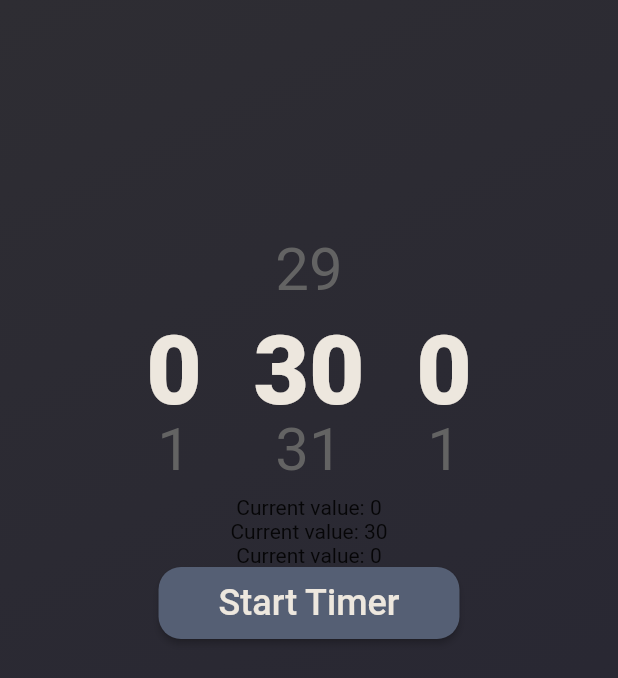
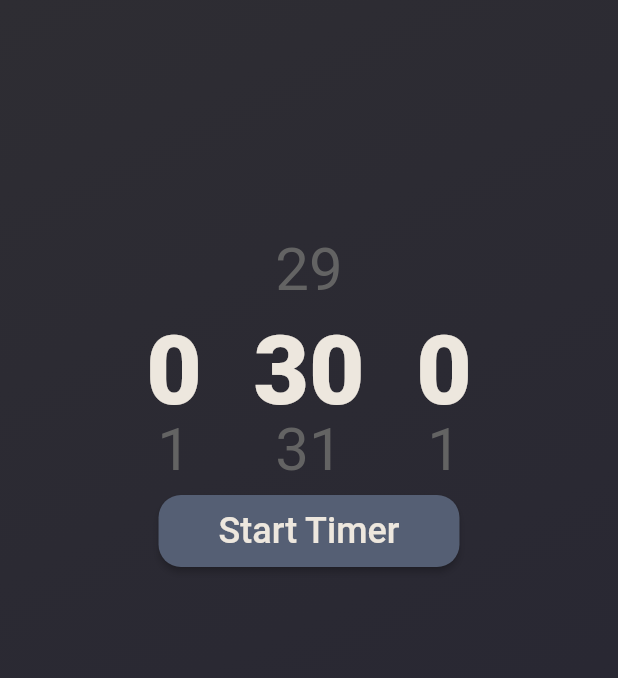
Before and after one commit to jacob-macleod/Progresso-Timer-App, a Flutter app: the screen it shows after launch, on a phone screen of 412 x 824 dp. Shown: the top 678 px of the screen. Run offline on Flutter 3.47's test engine with Material 2 defaults, Android fonts, the phone set to English and light mode, and no system bars; drawn by our look-alikes of numberpicker.

Commit message:
Edited the UI

```diff
--- a/lib/componments/number_picker.dart
+++ b/lib/componments/number_picker.dart
@@ -87,9 +87,6 @@ class _NumberPickerWidgetState extends State<NumberPickerWidget> {
             ),
           ],
         ),
-        Text('Current value: $hour'),
-        Text('Current value: $minute'),
-        Text('Current value: $second'),
         // Display a button
         NormalButton("Start Timer", widget.switchScreen, "timer",
             time: [hour, minute, second]),
```
